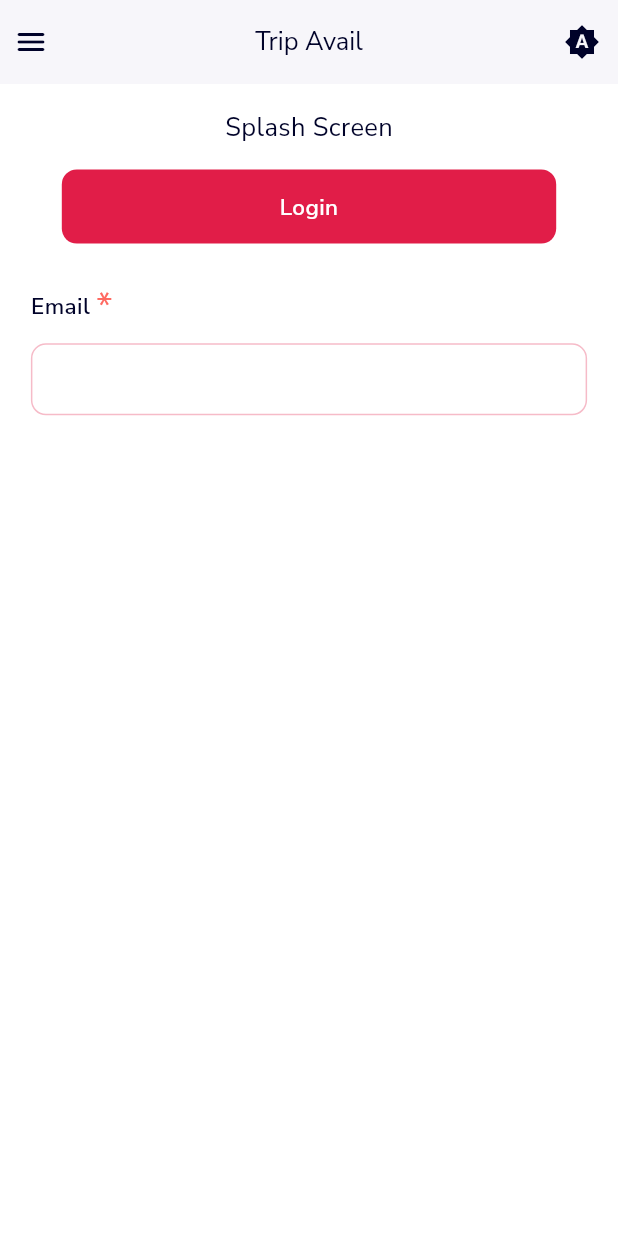
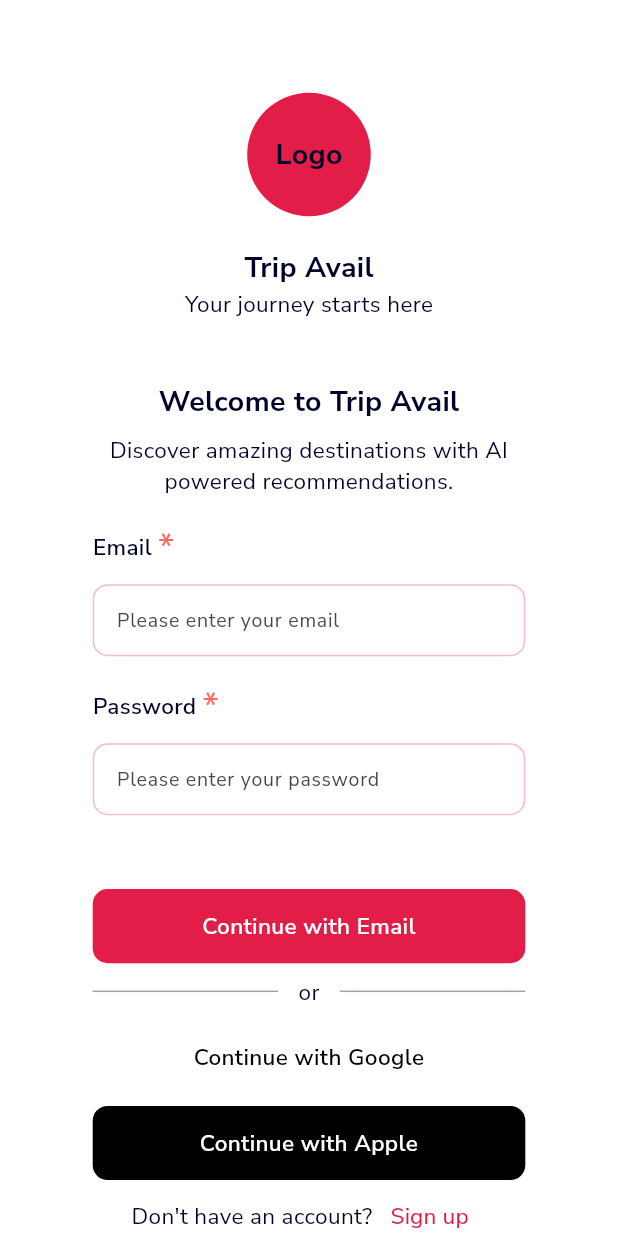
Before and after one commit to tripavail92-byte/tripavail, a Flutter app: the screen it shows after launch, on a phone screen of 412 x 824 dp. Run offline on Flutter 3.47's test engine with Material 3 defaults, Android fonts, the phone set to English and light mode, and no system bars; our stand-ins replace cached_network_image, connectivity_plus, flutter_spinkit, get, google_fonts, shared_preferences.

Commit message:
WIP login Screen

```diff
--- /dev/null
+++ b/lib/features/authentication/login_screen/login_screen.dart
@@ -0,0 +1,191 @@
+import 'package:flutter/material.dart';
+import 'package:tripavail/utils/app_labels.dart';
+import 'package:tripavail/utils/app_text_styles.dart';
+import 'package:tripavail/utils/theme/constants/app_constants.dart';
+import 'package:tripavail/widgets/primary_button.dart';
+import 'package:tripavail/widgets/primary_text_field.dart';
+
+class LoginScreen extends StatefulWidget {
+  const LoginScreen({super.key});
+  @override
+  State<LoginScreen> createState() => _LoginScreenState();
+}
+
+class _LoginScreenState extends State<LoginScreen> {
+  @override
+  Widget build(BuildContext context) {
+    final screenSize = MediaQuery.of(context).size;
+    double width = screenSize.width;
+    double height = screenSize.height;
+    return Scaffold(
+      // appBar: PrimaryAppBar(
+      //   title: 'Login Screen',
+      //   showBackArrowIcon: false,
+      // ),
+      body: SingleChildScrollView(
+        child: Padding(
+          padding: EdgeInsets.symmetric(
+            horizontal: width * 0.15,
+          ),
+          child: Column(
+            crossAxisAlignment: CrossAxisAlignment.center,
+            mainAxisAlignment: MainAxisAlignment.start,
+            children: [
+              SizedBox(height: height * 0.05),
+
+              ///
+              /// logo
+              ///
+              Center(
+                child: Container(
+                  width: width * 0.2,
+                  height: height * 0.15,
+                  decoration: BoxDecoration(
+                    color: AppColors.primaryColor,
+                    shape: BoxShape.circle,
+                  ),
+                  child: Center(
+                    child: Text(
+                      "Logo",
+                      style: AppTextStyle.headlineSmall,
+                    ),
+                  ),
+                ),
+              ),
+
+              Text(
+                AppLabels.appName,
+                style: AppTextStyle.headlineSmall,
+              ),
+
+              Text(
+                AppLabels.appSubtitle,
+                style: AppTextStyle.bodyMedium,
+              ),
+
+              SizedBox(height: height * 0.05),
+
+              ///
+              Text(
+                AppLabels.welcomeToTripAvail,
+                style: AppTextStyle.headlineSmall,
+              ),
+
+              ///
+              SizedBox(height: height * 0.01),
+
+              ///
+              Text(
+                AppLabels.welcomeToTripAvailDescription,
+                style: AppTextStyle.bodyMedium,
+                textAlign: TextAlign.center,
+              ),
+              SizedBox(height: height * 0.01),
+              PrimaryTextField(
+                controller: TextEditingController(),
+                label: 'Email',
+                hintText: "Please enter your email",
+                mandatory: true,
+                keyboardType: TextInputType.emailAddress,
+                inputAction: TextInputAction.next,
+                textCapitalization: TextCapitalization.none,
+              ),
+              PrimaryTextField(
+                controller: TextEditingController(),
+                label: 'Password',
+                hintText: "Please enter your password",
+                mandatory: true,
+                keyboardType: TextInputType.emailAddress,
+                inputAction: TextInputAction.next,
+                textCapitalization: TextCapitalization.none,
+              ),
+
+              ///
+              SizedBox(height: height * 0.05),
+
+              //
+              PrimaryButton(
+                onPressed: () {},
+                title: 'Continue with Email',
+                height: height * 0.06,
+                width: width * 0.8,
+              ),
+              SizedBox(height: height * 0.01),
+
+              ///
+              Row(
+                mainAxisAlignment:
+                    MainAxisAlignment.spaceBetween,
+                children: [
+                  Container(
+                    width: width * 0.3,
+                    height: 1,
+                    color: AppColors.greyColor,
+                  ),
+                  Text(
+                    "or",
+                    style: AppTextStyle.bodyMedium,
+                  ),
+                  Container(
+                    width: width * 0.3,
+                    height: 1,
+                    color: AppColors.greyColor,
+                  ),
+                ],
+              ),
+
+              SizedBox(height: height * 0.01),
+
+              ///
+              PrimaryButton(
+                onPressed: () {},
+                title: 'Continue with Google',
+                height: height * 0.06,
+                width: width * 0.8,
+                backgroundColor: AppColors.white,
+                titleColor: AppColors.black,
+              ),
+              SizedBox(height: height * 0.01),
+              PrimaryButton(
+                onPressed: () {},
+                title: 'Continue with Apple',
+                height: height * 0.06,
+                width: width * 0.8,
+                backgroundColor: AppColors.black,
+                titleColor: AppColors.white,
+              ),
+
+              ///
+              ///
+              ///
+              Row(
+                mainAxisAlignment: MainAxisAlignment.center,
+                children: [
+                  Text(
+                    "Don't have an account?",
+                    style: AppTextStyle.bodyMedium,
+                  ),
+
+                  ///
+                  ///
+                  ///
+                  ///
+                  TextButton(
+                    onPressed: () {},
+                    child: Text(
+                      "Sign up",
+                      style: AppTextStyle.titleSmall
+                          .copyWith(
+                            color: AppColors.primaryColor,
+                          ),
+                    ),
+                  ),
+                ],
+              ),
+            ],
+          ),
+        ),
+      ),
+    );
+  }
+}
--- a/lib/features/splash_screen/splash_screen.dart
+++ b/lib/features/splash_screen/splash_screen.dart
@@ -1,10 +1,9 @@
 import 'package:flutter/material.dart';
 import 'package:get/get.dart';
 import 'package:tripavail/utils/app_text_styles.dart';
-import 'package:tripavail/utils/theme/theme_controller.dart';
-import 'package:tripavail/widgets/primary_appbar.dart';
-import 'package:tripavail/widgets/primary_button.dart';
-import 'package:tripavail/widgets/primary_text_field.dart';
+import 'package:tripavail/utils/theme/constants/app_constants.dart';
+
+import '../authentication/login_screen/login_screen.dart';
 
 class SplashScreen extends StatefulWidget {
   const SplashScreen({super.key});
@@ -13,30 +12,12 @@ class SplashScreen extends StatefulWidget {
 }
 
 class _SplashScreenState extends State<SplashScreen> {
-  final ThemeController themeController =
-      Get.find<ThemeController>();
-
-  void _toggleTheme() {
-    if (themeController.selectedTheme.value ==
-        ThemeMode.light) {
-      themeController.setTheme(ThemeMode.dark);
-    } else if (themeController.selectedTheme.value ==
-        ThemeMode.dark) {
-      themeController.setTheme(ThemeMode.system);
-    } else {
-      themeController.setTheme(ThemeMode.light);
-    }
-  }
-
-  IconData _getThemeIcon() {
-    switch (themeController.selectedTheme.value) {
-      case ThemeMode.light:
-        return Icons.light_mode;
-      case ThemeMode.dark:
-        return Icons.dark_mode;
-      case ThemeMode.system:
-        return Icons.brightness_auto;
-    }
+  @override
+  void initState() {
+    super.initState();
+    Future.delayed(const Duration(seconds: 2), () {
+      Get.offAll(() => const LoginScreen());
+    });
   }
 
   @override
@@ -45,67 +26,31 @@ class _SplashScreenState extends State<SplashScreen> {
     double width = screenSize.width;
     double height = screenSize.height;
     return Scaffold(
-      appBar: PrimaryAppBar(
-        leadingWidget: IconButton(
-          onPressed: () {},
-          icon: Icon(Icons.menu_rounded),
-        ),
-        title: 'Trip Avail',
-        actions: [
-          Obx(
-            () => IconButton(
-              onPressed: _toggleTheme,
-              icon: Icon(_getThemeIcon()),
-              tooltip: 'Toggle Theme',
+      body: Column(
+        children: [
+          SizedBox(height: height * 0.1),
+          Center(
+            child: Container(
+              width: width * 0.2,
+              height: height * 0.2,
+              decoration: BoxDecoration(
+                color: AppColors.primaryColor,
+                shape: BoxShape.circle,
+                border: Border.all(
+                  color: AppColors.white,
+                  width: 2,
+                ),
+              ),
+              child: Center(
+                child: Text(
+                  "TA",
+                  style: AppTextStyle.headlineSmall,
+                ),
+              ),
             ),
           ),
         ],
       ),
-      body: Padding(
-        padding: EdgeInsets.symmetric(
-          horizontal: width * 0.05,
-        ),
-        child: Column(
-          children: [
-            SizedBox(height: height * 0.02),
-
-            ///
-            /// Text
-            ///
-            Text(
-              'Splash Screen',
-              style: AppTextStyle.bodyLarge,
-            ),
-
-            SizedBox(height: height * 0.02),
-
-            ///
-            /// Primary Button
-            ///
-            PrimaryButton(
-              onPressed: () {},
-              title: 'Login',
-              height: height * 0.06,
-              width: width * 0.8,
-            ),
-
-            SizedBox(height: height * 0.02),
-
-            ///
-            /// PrimaryTextField
-            ///
-            PrimaryTextField(
-              controller: TextEditingController(),
-              label: 'Email',
-              mandatory: true,
-              keyboardType: TextInputType.emailAddress,
-              inputAction: TextInputAction.next,
-              textCapitalization: TextCapitalization.none,
-              textInputFormatter: [],
-            ),
-          ],
-        ),
-      ),
     );
   }
 }
--- a/lib/utils/app_labels.dart
+++ b/lib/utils/app_labels.dart
@@ -2,5 +2,9 @@ class AppLabels {
   /* -------------------------------------------------------------------------- */
   /*                                   appname                                  */
   /* -------------------------------------------------------------------------- */
-  static const appName = "TripAvail";
+  static const appName = "Trip Avail";
+  static const appSubtitle = "Your journey starts here";
+  static const welcomeToTripAvail = "Welcome to Trip Avail";
+  static const welcomeToTripAvailDescription =
+      "Discover amazing destinations with AI powered recommendations.";
 }
```
Also changed, not shown: lib/features/splash_screen/test_screen.dart (added, +112 -0 lines), lib/features/authentication/signup_screen.dart/signup_screen.dart (added), 2 other files.
